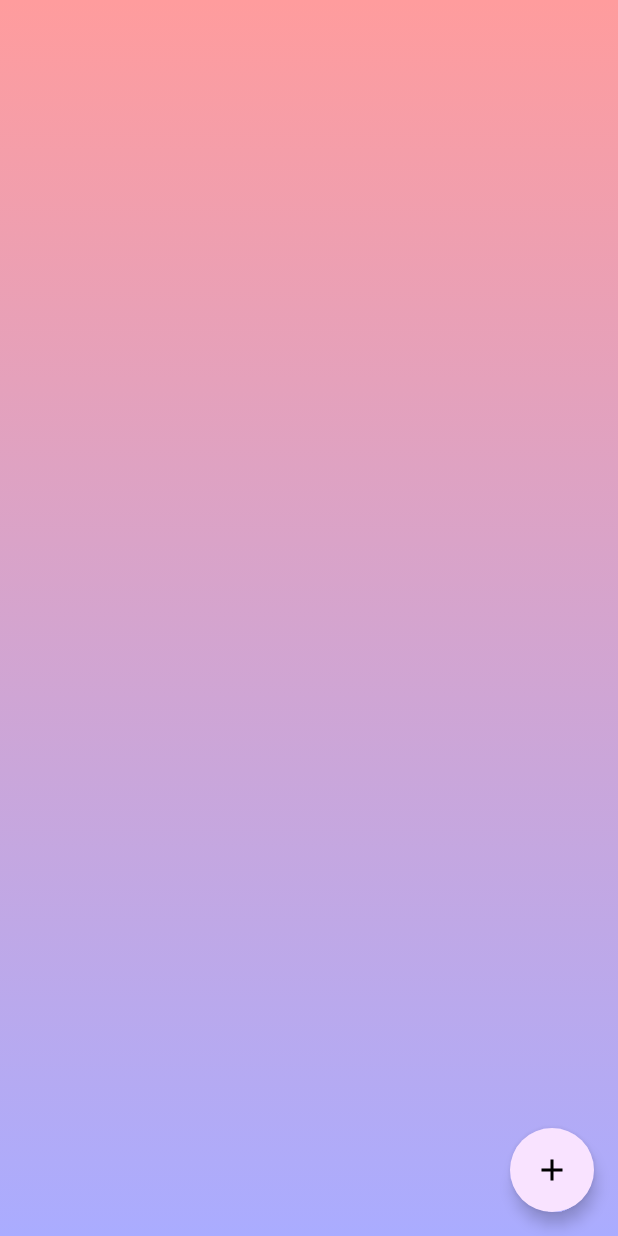
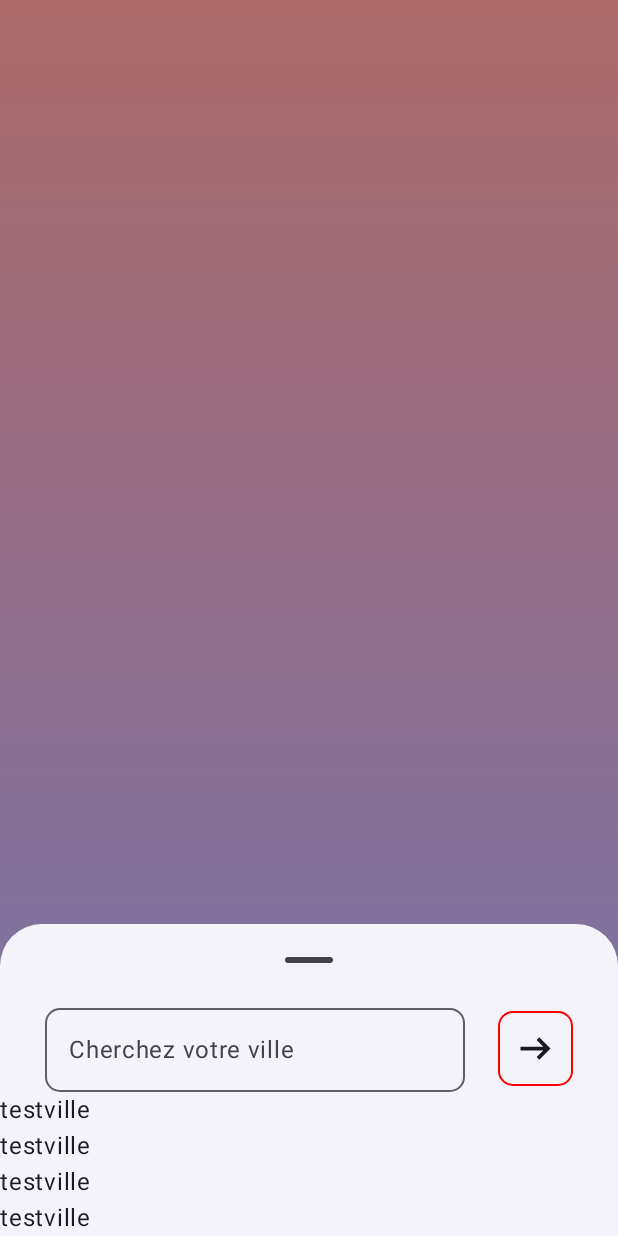
Before and after one commit to Bluz0/WeatherUsmb, an Android app built with Jetpack Compose: the screen it shows after launch (CityActivity), after a tap on "Large floating action button", on a phone screen of 412 x 824 dp. Run offline under Robolectric (Android 15) with nearby library versions, the phone set to English and light mode, and no system bars.

Commit message:
todo : cityrequest search et envoyer cityrequest apres ville chiosi

```diff
--- a/app/src/main/java/td/info507/weatherusmb/CityActivity.kt
+++ b/app/src/main/java/td/info507/weatherusmb/CityActivity.kt
@@ -1,5 +1,6 @@
 package td.info507.weatherusmb
 
+import td.info507.weatherusmb.R
 import android.content.Intent
 import android.os.Bundle
 import android.util.Log
@@ -7,6 +8,7 @@ import android.widget.Toast
 import androidx.activity.ComponentActivity
 import androidx.activity.compose.setContent
 import androidx.activity.enableEdgeToEdge
+import androidx.compose.foundation.BorderStroke
 import androidx.compose.foundation.background
 import androidx.compose.foundation.layout.Box
 import androidx.compose.foundation.layout.Column
@@ -25,7 +27,6 @@ import androidx.compose.runtime.Composable
 import androidx.compose.runtime.mutableIntStateOf
 import androidx.compose.runtime.mutableStateOf
 import androidx.compose.runtime.remember
-import androidx.compose.ui.Alignment
 import androidx.compose.ui.Modifier
 import androidx.compose.ui.graphics.Brush
 import androidx.compose.ui.graphics.Color
@@ -42,6 +43,7 @@ import androidx.compose.foundation.layout.fillMaxHeight
 import androidx.compose.foundation.layout.fillMaxWidth
 import androidx.compose.foundation.layout.height
 import androidx.compose.foundation.layout.paddingFromBaseline
+import androidx.compose.material3.ModalBottomSheet
 import androidx.compose.material3.Text
 import androidx.compose.runtime.LaunchedEffect
 import androidx.compose.runtime.mutableStateListOf
@@ -50,6 +52,23 @@ import td.info507.weatherusmb.ui.theme.fondBlanc
 import td.info507.weatherusmb.helper.*
 import td.info507.weatherusmb.request.CityRequestByCoordinates
 import td.info507.weatherusmb.request.getCityNameFromCoordinates
+import androidx.compose.runtime.saveable.rememberSaveable
+import androidx.compose.runtime.getValue
+import androidx.compose.runtime.setValue
+import androidx.compose.foundation.layout.Arrangement
+import androidx.compose.foundation.layout.Row
+import androidx.compose.foundation.layout.paddingFrom
+import androidx.compose.foundation.layout.size
+import androidx.compose.foundation.shape.RoundedCornerShape
+import androidx.compose.material3.OutlinedTextField
+import androidx.compose.ui.res.stringResource
+import androidx.compose.material3.rememberModalBottomSheetState
+import androidx.compose.foundation.text.input.TextObfuscationMode.Companion.Hidden
+import androidx.compose.material3.IconButton
+import androidx.compose.ui.res.painterResource
+import androidx.compose.material3.ButtonDefaults
+import androidx.compose.material3.OutlinedIconButton
+import androidx.compose.ui.Alignment
 
 
 class CityActivity : ComponentActivity() {
@@ -93,7 +112,7 @@ fun CityScreenList() {
     )
 
 
-
+    // TODO : remettre un cleanAll prcq a chaque fois les données changent pas
     LaunchedEffect(Unit) {
         // cityRequest force une requête au démarrage et ajoute via api
         //CityRequest(context) {
@@ -127,6 +146,10 @@ fun CityScreenList() {
             }
         }){ */
 
+    var bouton_click by rememberSaveable { mutableStateOf(false) }
+    var ville_nom by rememberSaveable { mutableStateOf("") }
+
+
     Box(modifier = Modifier.background(Brush.verticalGradient(listOf(Color(255,156,157),Color(170,172,255)))).fillMaxWidth().fillMaxHeight()) {
         LazyColumn(modifier = Modifier.fillMaxHeight().align(Alignment.TopCenter).paddingFromBaseline(180.dp)) {
             items(citys) { city ->
@@ -147,14 +170,72 @@ fun CityScreenList() {
             }
         }
 
+
         FloatingActionButton(
             modifier = Modifier.align(Alignment.BottomEnd).padding(16.dp),
-            onClick = { /*openCreateDialog.value = true*/ },
+            onClick = { bouton_click  = true },
             containerColor = fondBlanc,
             shape = CircleShape
         ) {
             Icon(Icons.Filled.Add, "Large floating action button")
         }
+
+        val sheetState = rememberModalBottomSheetState(
+            true,
+        )
+
+
+        if (bouton_click){
+
+            ModalBottomSheet(onDismissRequest = {bouton_click = false}, Modifier, sheetState) {
+
+                Row(modifier = Modifier.fillMaxWidth()){
+                    // btn envoi a droite
+                    // outlline a gauche quand text tapé ajout d'une column
+
+                    OutlinedTextField(
+                        value = ville_nom,
+                        onValueChange = {ville_nom = it},
+                        label = {
+                            // TODO : remplace par labelCity
+                            Text(text = "Cherchez votre ville")
+                        },
+                        modifier = Modifier.padding(start = 30.dp),
+                        shape = RoundedCornerShape(10.dp)
+
+                    )
+
+                    Row(modifier = Modifier.fillMaxWidth().padding(top = 10.dp, end = 30.dp),horizontalArrangement = Arrangement.End){
+                        OutlinedIconButton(
+                            onClick = {},
+                            border = BorderStroke(1.dp, Color.Red),
+                            shape = RoundedCornerShape(10.dp),
+                            modifier = Modifier.size(50.dp)
+
+                        ){
+                            Icon(
+                                painter = painterResource(R.drawable.outline_arrow_right_alt_24),
+                                contentDescription = "arrow send",
+                                modifier = Modifier.size(30.dp)
+                            )
+                        }
+                    }
+                }
+                // Request search
+
+                // citysearchrow
+                Column(){
+                    Text("testville")
+                    Text("testville")
+                    Text("testville")
+                    Text("testville")
+                }
+
+
+            }
+        }
+
+
     }
 
 
--- /dev/null
+++ b/app/src/main/res/drawable/outline_arrow_right_alt_24.xml
@@ -0,0 +1,5 @@
+<vector xmlns:android="http://schemas.android.com/apk/res/android" android:autoMirrored="true" android:height="24dp" android:tint="#000000" android:viewportHeight="960" android:viewportWidth="960" android:width="24dp">
+
+    <path android:fillColor="@android:color/white" android:pathData="M560,720L504,662L646,520L160,520L160,440L646,440L504,298L560,240L800,480L560,720Z"/>
+
+</vector>
--- a/app/src/main/res/values/strings.xml
+++ b/app/src/main/res/values/strings.xml
@@ -13,6 +13,7 @@
     <string name="buy_1">Buy and Own</string>
     <string name="buy_2">AT $9.99</string>
     <string name="movie">Movie</string>
+    <string name="label_city">Search your city</string>
 
     <!-- Error messages -->
     <string name="error_fragment_message">An error occurred</string>
```
Also changed, not shown: app/src/main/java/td/info507/weatherusmb/composable/CreateCityBottomSheet.kt (added, +38 -0 lines).
